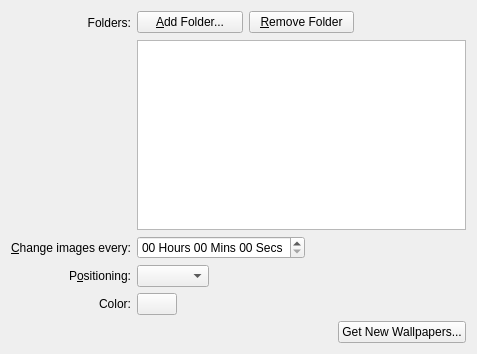
First picture: the form in plasma/wallpapers/image/slideshowconfig.ui, repository mgottschlag/kwin-tiling, before the edit.
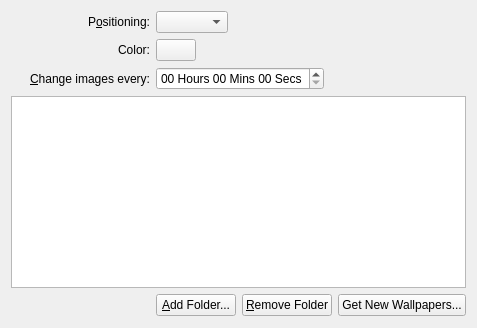
Second picture: the form after the edit. Custom widgets are drawn as their Qt base class.

Commit message: The layout has been improved for the designer preview but it looks worse while displayed in the desktop settings dialog.

The edit to the form file:
```diff
--- a/plasma/wallpapers/image/slideshowconfig.ui
+++ b/plasma/wallpapers/image/slideshowconfig.ui
@@ -2,35 +2,115 @@
 <ui version="4.0">
  <class>SlideshowConfig</class>
  <widget class="QWidget" name="SlideshowConfig">
-  <property name="geometry">
-   <rect>
-    <x>0</x>
-    <y>0</y>
-    <width>477</width>
-    <height>354</height>
-   </rect>
-  </property>
-  <property name="sizePolicy">
-   <sizepolicy hsizetype="Preferred" vsizetype="Fixed">
-    <horstretch>0</horstretch>
-    <verstretch>0</verstretch>
-   </sizepolicy>
-  </property>
   <layout class="QGridLayout" name="gridLayout">
-   <item row="0" column="3">
-    <spacer name="horizontalSpacer">
-     <property name="orientation">
-      <enum>Qt::Horizontal</enum>
+   <item row="0" column="0">
+    <widget class="QLabel" name="label_4">
+     <property name="text">
+      <string>P&amp;ositioning:</string>
      </property>
-     <property name="sizeHint" stdset="0">
-      <size>
-       <width>105</width>
-       <height>23</height>
-      </size>
+     <property name="alignment">
+      <set>Qt::AlignRight|Qt::AlignTrailing|Qt::AlignVCenter</set>
      </property>
-    </spacer>
+     <property name="buddy">
+      <cstring>m_resizeMethod</cstring>
+     </property>
+    </widget>
    </item>
-   <item row="2" column="1" colspan="3">
+   <item row="0" column="1">
+    <layout class="QHBoxLayout" name="horizontalLayout_2">
+     <item>
+      <widget class="QComboBox" name="m_resizeMethod">
+       <property name="sizePolicy">
+        <sizepolicy hsizetype="Preferred" vsizetype="Fixed">
+         <horstretch>0</horstretch>
+         <verstretch>0</verstretch>
+        </sizepolicy>
+       </property>
+      </widget>
+     </item>
+     <item>
+      <spacer name="horizontalSpacer_3">
+       <property name="orientation">
+        <enum>Qt::Horizontal</enum>
+       </property>
+       <property name="sizeHint" stdset="0">
+        <size>
+         <width>40</width>
+         <height>20</height>
+        </size>
+       </property>
+      </spacer>
+     </item>
+    </layout>
+   </item>
+   <item row="1" column="0">
+    <widget class="QLabel" name="label_5">
+     <property name="text">
+      <string>Color:</string>
+     </property>
+     <property name="alignment">
+      <set>Qt::AlignRight|Qt::AlignTrailing|Qt::AlignVCenter</set>
+     </property>
+     <property name="buddy">
+      <cstring>m_color</cstring>
+     </property>
+    </widget>
+   </item>
+   <item row="1" column="1">
+    <layout class="QHBoxLayout" name="horizontalLayout">
+     <item>
+      <widget class="KColorButton" name="m_color">
+       <property name="color">
+        <color>
+         <red>70</red>
+         <green>90</green>
+         <blue>130</blue>
+        </color>
+       </property>
+       <property name="defaultColor">
+        <color>
+         <red>70</red>
+         <green>90</green>
+         <blue>130</blue>
+        </color>
+       </property>
+      </widget>
+     </item>
+     <item>
+      <spacer name="horizontalSpacer_4">
+       <property name="orientation">
+        <enum>Qt::Horizontal</enum>
+       </property>
+       <property name="sizeHint" stdset="0">
+        <size>
+         <width>40</width>
+         <height>20</height>
+        </size>
+       </property>
+      </spacer>
+     </item>
+    </layout>
+   </item>
+   <item row="2" column="0">
+    <widget class="QLabel" name="label_2">
+     <property name="sizePolicy">
+      <sizepolicy hsizetype="Minimum" vsizetype="Preferred">
+       <horstretch>0</horstretch>
+       <verstretch>0</verstretch>
+      </sizepolicy>
+     </property>
+     <property name="text">
+      <string>&amp;Change images every:</string>
+     </property>
+     <property name="alignment">
+      <set>Qt::AlignRight|Qt::AlignTrailing|Qt::AlignVCenter</set>
+     </property>
+     <property name="buddy">
+      <cstring>m_slideshowDelay</cstring>
+     </property>
+    </widget>
+   </item>
+   <item row="2" column="1">
     <layout class="QHBoxLayout" name="horizontalLayout_3">
      <item>
       <widget class="QTimeEdit" name="m_slideshowDelay">
@@ -74,82 +154,49 @@
      </item>
     </layout>
    </item>
-   <item row="3" column="1" colspan="3">
-    <layout class="QHBoxLayout" name="horizontalLayout_2">
+   <item row="3" column="0" colspan="2">
+    <widget class="KListWidget" name="m_dirlist"/>
+   </item>
+   <item row="4" column="0">
+    <spacer name="horizontalSpacer">
+     <property name="orientation">
+      <enum>Qt::Horizontal</enum>
+     </property>
+     <property name="sizeHint" stdset="0">
+      <size>
+       <width>139</width>
+       <height>23</height>
+      </size>
+     </property>
+    </spacer>
+   </item>
+   <item row="4" column="1">
+    <layout class="QHBoxLayout" name="horizontalLayout_5">
      <item>
-      <widget class="QComboBox" name="m_resizeMethod">
+      <widget class="KPushButton" name="m_addDir">
        <property name="sizePolicy">
-        <sizepolicy hsizetype="Preferred" vsizetype="Fixed">
+        <sizepolicy hsizetype="Expanding" vsizetype="Fixed">
          <horstretch>0</horstretch>
          <verstretch>0</verstretch>
         </sizepolicy>
        </property>
-      </widget>
-     </item>
-     <item>
-      <spacer name="horizontalSpacer_3">
-       <property name="orientation">
-        <enum>Qt::Horizontal</enum>
+       <property name="text">
+        <string>&amp;Add Folder...</string>
        </property>
-       <property name="sizeHint" stdset="0">
-        <size>
-         <width>40</width>
-         <height>20</height>
-        </size>
-       </property>
-      </spacer>
-     </item>
-    </layout>
-   </item>
-   <item row="4" column="1" colspan="3">
-    <layout class="QHBoxLayout" name="horizontalLayout">
-     <item>
-      <widget class="KColorButton" name="m_color">
-       <property name="color">
-        <color>
-         <red>70</red>
-         <green>90</green>
-         <blue>130</blue>
-        </color>
-       </property>
-       <property name="defaultColor">
-        <color>
-         <red>70</red>
-         <green>90</green>
-         <blue>130</blue>
-        </color>
-       </property>
       </widget>
      </item>
      <item>
-      <spacer name="horizontalSpacer_4">
-       <property name="orientation">
-        <enum>Qt::Horizontal</enum>
+      <widget class="KPushButton" name="m_removeDir">
+       <property name="sizePolicy">
+        <sizepolicy hsizetype="Expanding" vsizetype="Fixed">
+         <horstretch>0</horstretch>
+         <verstretch>0</verstretch>
+        </sizepolicy>
        </property>
-       <property name="sizeHint" stdset="0">
-        <size>
-         <width>40</width>
-         <height>20</height>
-        </size>
+       <property name="text">
+        <string>&amp;Remove Folder</string>
        </property>
-      </spacer>
-     </item>
-    </layout>
-   </item>
-   <item row="5" column="1" colspan="3">
-    <layout class="QHBoxLayout" name="horizontalLayout_4">
-     <item>
-      <spacer name="horizontalSpacer">
-       <property name="orientation">
-        <enum>Qt::Horizontal</enum>
-       </property>
-       <property name="sizeHint" stdset="0">
-        <size>
-         <width>40</width>
-         <height>20</height>
-        </size>
-       </property>
-      </spacer>
+      </widget>
      </item>
      <item>
       <widget class="QPushButton" name="m_newStuff">
@@ -163,100 +210,6 @@
      </item>
     </layout>
    </item>
-   <item row="0" column="0">
-    <widget class="QLabel" name="label">
-     <property name="text">
-      <string>Folders:</string>
-     </property>
-     <property name="alignment">
-      <set>Qt::AlignRight|Qt::AlignTrailing|Qt::AlignVCenter</set>
-     </property>
-     <property name="buddy">
-      <cstring>m_addDir</cstring>
-     </property>
-    </widget>
-   </item>
-   <item row="0" column="1">
-    <widget class="KPushButton" name="m_addDir">
-     <property name="sizePolicy">
-      <sizepolicy hsizetype="Expanding" vsizetype="Fixed">
-       <horstretch>0</horstretch>
-       <verstretch>0</verstretch>
-      </sizepolicy>
-     </property>
-     <property name="text">
-      <string>&amp;Add Folder...</string>
-     </property>
-    </widget>
-   </item>
-   <item row="0" column="2">
-    <widget class="KPushButton" name="m_removeDir">
-     <property name="sizePolicy">
-      <sizepolicy hsizetype="Expanding" vsizetype="Fixed">
-       <horstretch>0</horstretch>
-       <verstretch>0</verstretch>
-      </sizepolicy>
-     </property>
-     <property name="text">
-      <string>&amp;Remove Folder</string>
-     </property>
-    </widget>
-   </item>
-   <item row="1" column="1" colspan="3">
-    <widget class="KListWidget" name="m_dirlist">
-     <property name="sizePolicy">
-      <sizepolicy hsizetype="Expanding" vsizetype="Maximum">
-       <horstretch>0</horstretch>
-       <verstretch>0</verstretch>
-      </sizepolicy>
-     </property>
-    </widget>
-   </item>
-   <item row="3" column="0">
-    <widget class="QLabel" name="label_4">
-     <property name="text">
-      <string>P&amp;ositioning:</string>
-     </property>
-     <property name="alignment">
-      <set>Qt::AlignRight|Qt::AlignTrailing|Qt::AlignVCenter</set>
-     </property>
-     <property name="buddy">
-      <cstring>m_resizeMethod</cstring>
-     </property>
-    </widget>
-   </item>
-   <item row="4" column="0">
-    <widget class="QLabel" name="label_5">
-     <property name="text">
-      <string>Color:</string>
-     </property>
-     <property name="alignment">
-      <set>Qt::AlignRight|Qt::AlignTrailing|Qt::AlignVCenter</set>
-     </property>
-     <property name="buddy">
-      <cstring>m_color</cstring>
-     </property>
-    </widget>
-   </item>
-   <item row="2" column="0">
-    <widget class="QLabel" name="label_2">
-     <property name="sizePolicy">
-      <sizepolicy hsizetype="Minimum" vsizetype="Preferred">
-       <horstretch>0</horstretch>
-       <verstretch>0</verstretch>
-      </sizepolicy>
-     </property>
-     <property name="text">
-      <string>&amp;Change images every:</string>
-     </property>
-     <property name="alignment">
-      <set>Qt::AlignRight|Qt::AlignTrailing|Qt::AlignVCenter</set>
-     </property>
-     <property name="buddy">
-      <cstring>m_slideshowDelay</cstring>
-     </property>
-    </widget>
-   </item>
   </layout>
  </widget>
  <customwidgets>
```
